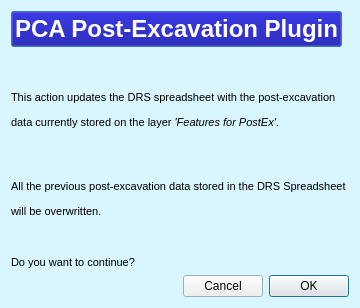
Above: PCA_PostExcavation/pca_postex_update_DRS_dialog_base.ui from PCA-Geodata/PCA-PostExcavation-QGIS-Plugin before the change. Below: the same form after it.
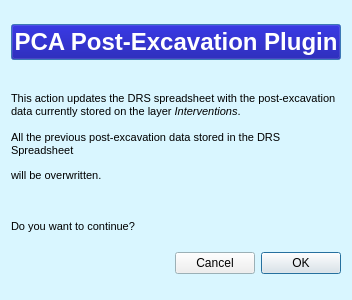
That is the form after the change.

Commit message: add pca_post_excavation 2.0

```diff
--- a/PCA_PostExcavation/pca_postex_update_DRS_dialog_base.ui
+++ b/PCA_PostExcavation/pca_postex_update_DRS_dialog_base.ui
@@ -9,8 +9,8 @@
    <rect>
     <x>0</x>
     <y>0</y>
-    <width>433</width>
-    <height>360</height>
+    <width>352</width>
+    <height>300</height>
    </rect>
   </property>
   <property name="sizePolicy">
@@ -19,6 +19,18 @@
     <verstretch>0</verstretch>
    </sizepolicy>
   </property>
+  <property name="minimumSize">
+   <size>
+    <width>352</width>
+    <height>300</height>
+   </size>
+  </property>
+  <property name="maximumSize">
+   <size>
+    <width>352</width>
+    <height>300</height>
+   </size>
+  </property>
   <property name="palette">
    <palette>
     <active>
@@ -90,9 +102,6 @@
    <string>PCA PostExcavation Plugin</string>
   </property>
   <layout class="QGridLayout" name="gridLayout">
-   <property name="sizeConstraint">
-    <enum>QLayout::SetFixedSize</enum>
-   </property>
    <item row="0" column="0">
     <widget class="QPushButton" name="pushButton">
      <property name="sizePolicy">
@@ -438,39 +447,28 @@
        <verstretch>0</verstretch>
       </sizepolicy>
      </property>
+     <property name="minimumSize">
+      <size>
+       <width>330</width>
+       <height>0</height>
+      </size>
+     </property>
+     <property name="maximumSize">
+      <size>
+       <width>330</width>
+       <height>16777215</height>
+      </size>
+     </property>
      <property name="font">
       <font>
        <pointsize>8</pointsize>
       </font>
      </property>
      <property name="text">
-      <string>&lt;html&gt;
-&lt;head/&gt;
-&lt;style&gt;
-.emphasized { font-style: italic; }
-&lt;/style&gt;
-
-&lt;body&gt;
-&lt;p&gt;&lt;br/&gt;&lt;/p&gt;
-&lt;span&gt;
-&lt;p&gt;
-&lt;p&gt;This action updates the DRS spreadsheet with the post-excavation &lt;/p&gt;data 
-currently stored on the layer &lt;span class=&quot;emphasized&quot;&gt;'Features for PostEx'&lt;/span&gt;.
-
-&lt;br/&gt;&lt;br/&gt;&lt;br/&gt;
-&lt;p&gt;All the previous post-excavation data stored in the DRS Spreadsheet &lt;/p&gt;will be overwritten. 
-&lt;br/&gt;&lt;br/&gt;
-&lt;p&gt;	Do you want to continue? &lt;/p&gt;
-&lt;/p&gt;
-&lt;/span&gt;
-
-
-&lt;/body&gt;
-&lt;/html&gt;
-
-
-
-</string>
+      <string>&lt;html&gt;&lt;head/&gt;&lt;body&gt;&lt;p&gt;&lt;br/&gt;This action updates the DRS spreadsheet with the post-excavation data currently stored on the layer &lt;span style=&quot; font-style:italic;&quot;&gt;Interventions&lt;/span&gt;. &lt;br/&gt;&lt;br/&gt;All the previous post-excavation data stored in the DRS Spreadsheet &lt;/p&gt;&lt;p&gt;will be overwritten. &lt;br/&gt;&lt;br/&gt;&lt;/p&gt;&lt;p&gt;Do you want to continue? &lt;/p&gt;&lt;/body&gt;&lt;/html&gt;</string>
+     </property>
+     <property name="wordWrap">
+      <bool>true</bool>
      </property>
     </widget>
    </item>
```
The commit also changes 32 other files.
